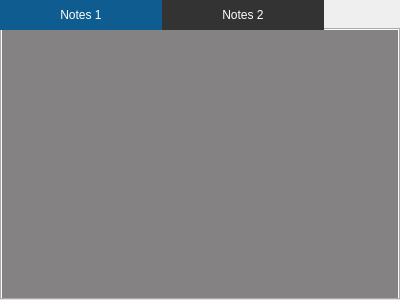
Old version of the form app/coreaction/wnotes.ui in the repository rahmanshaber/corebox.
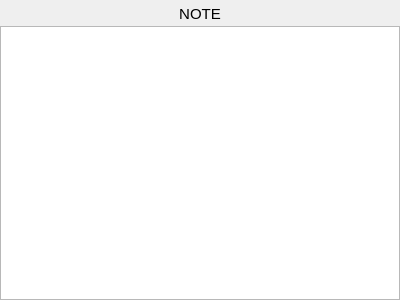
New version of the form.

The edit to the form file:
```diff
--- a/app/coreaction/wnotes.ui
+++ b/app/coreaction/wnotes.ui
@@ -30,118 +30,41 @@
     <number>0</number>
    </property>
    <item>
-    <widget class="QTabWidget" name="notesW">
-     <property name="sizePolicy">
-      <sizepolicy hsizetype="Expanding" vsizetype="Preferred">
-       <horstretch>0</horstretch>
-       <verstretch>0</verstretch>
-      </sizepolicy>
+    <widget class="QLabel" name="label">
+     <property name="font">
+      <font>
+       <pointsize>11</pointsize>
+       <weight>50</weight>
+       <bold>false</bold>
+      </font>
      </property>
+     <property name="accessibleName">
+      <string>widgets</string>
+     </property>
+     <property name="styleSheet">
+      <string notr="true">QLabel{
+padding: 5px 5px 3px 5px;
+}</string>
+     </property>
+     <property name="text">
+      <string>NOTE</string>
+     </property>
+     <property name="alignment">
+      <set>Qt::AlignCenter</set>
+     </property>
+    </widget>
+   </item>
+   <item>
+    <widget class="QPlainTextEdit" name="plainTextEdit">
      <property name="minimumSize">
       <size>
        <width>0</width>
        <height>200</height>
       </size>
      </property>
-     <property name="styleSheet">
-      <string notr="true">QTabWidget QTabBar::tab{
-min-width: 152px;
-background-color: #3C3C3C;
-color: #ffffff;
-height: 30px;
-padding: 0px 5px 0px 5px;
-}
-
-QTabWidget QTabBar::tab:selected{
-background-color: #0f5d90;
-}
-QTabWidget QTabBar::tab:!selected{
-background-color:  #333333;
-}
-
-</string>
+     <property name="accessibleName">
+      <string>widgets</string>
      </property>
-     <property name="currentIndex">
-      <number>0</number>
-     </property>
-     <property name="usesScrollButtons">
-      <bool>false</bool>
-     </property>
-     <widget class="QWidget" name="note1">
-      <attribute name="title">
-       <string>Notes 1</string>
-      </attribute>
-      <layout class="QVBoxLayout" name="verticalLayout_3">
-       <property name="spacing">
-        <number>0</number>
-       </property>
-       <property name="leftMargin">
-        <number>0</number>
-       </property>
-       <property name="topMargin">
-        <number>0</number>
-       </property>
-       <property name="rightMargin">
-        <number>0</number>
-       </property>
-       <property name="bottomMargin">
-        <number>0</number>
-       </property>
-       <item>
-        <widget class="QPlainTextEdit" name="plainTextEdit">
-         <property name="styleSheet">
-          <string notr="true">QWidget{
-background-color: #848282;
-border: 1px #3C3C3C;
-color: #000000;
-padding: 3px 5px 2px 5px;
-}</string>
-         </property>
-         <property name="frameShape">
-          <enum>QFrame::NoFrame</enum>
-         </property>
-         <property name="documentTitle">
-          <string notr="true"/>
-         </property>
-         <property name="lineWrapMode">
-          <enum>QPlainTextEdit::WidgetWidth</enum>
-         </property>
-        </widget>
-       </item>
-      </layout>
-     </widget>
-     <widget class="QWidget" name="note2">
-      <attribute name="title">
-       <string>Notes 2</string>
-      </attribute>
-      <layout class="QVBoxLayout" name="verticalLayout_4">
-       <property name="spacing">
-        <number>0</number>
-       </property>
-       <property name="leftMargin">
-        <number>0</number>
-       </property>
-       <property name="topMargin">
-        <number>0</number>
-       </property>
-       <property name="rightMargin">
-        <number>0</number>
-       </property>
-       <property name="bottomMargin">
-        <number>0</number>
-       </property>
-       <item>
-        <widget class="QPlainTextEdit" name="plainTextEdit_2">
-         <property name="styleSheet">
-          <string notr="true"/>
-         </property>
-         <property name="frameShape">
-          <enum>QFrame::NoFrame</enum>
-         </property>
-        </widget>
-       </item>
-      </layout>
-     </widget>
     </widget>
    </item>
   </layout>
```
Left out of the diff: 3 changed lines with no effect on the pictures.
